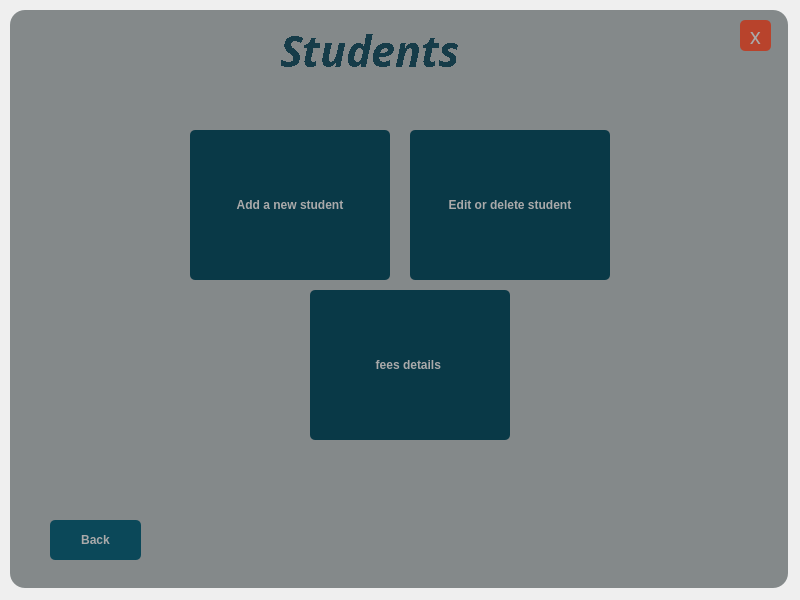
IxBahy/EDU-center-system, file UIs/students_1ui.ui: the form before one commit.
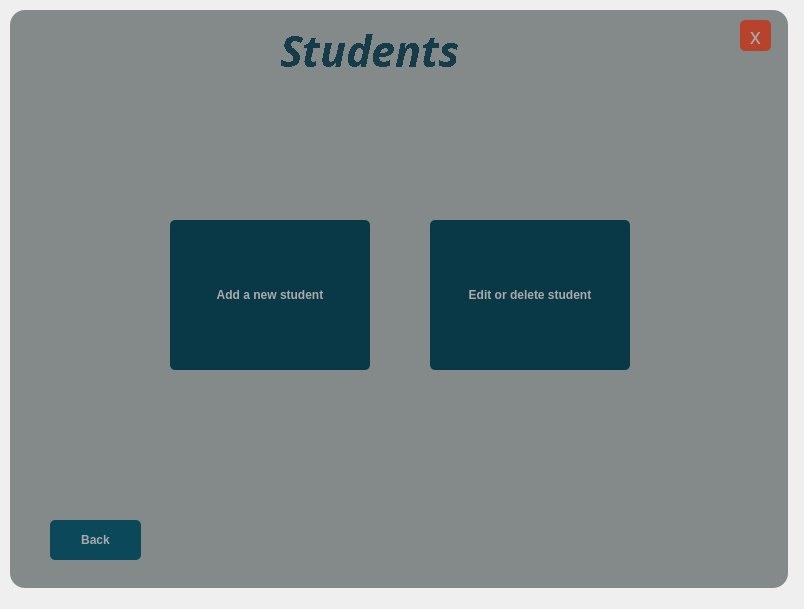
The form after the commit.

The edit to the form file:
```diff
--- a/UIs/students_1ui.ui
+++ b/UIs/students_1ui.ui
@@ -6,8 +6,8 @@
    <rect>
     <x>0</x>
     <y>0</y>
-    <width>800</width>
-    <height>600</height>
+    <width>804</width>
+    <height>609</height>
    </rect>
   </property>
   <property name="windowTitle">
@@ -128,8 +128,8 @@
     <widget class="QPushButton" name="add_studentButton">
      <property name="geometry">
       <rect>
-       <x>180</x>
-       <y>120</y>
+       <x>160</x>
+       <y>210</y>
        <width>200</width>
        <height>150</height>
       </rect>
@@ -169,8 +169,8 @@
     <widget class="QPushButton" name="edit_studentButton">
      <property name="geometry">
       <rect>
-       <x>400</x>
-       <y>120</y>
+       <x>420</x>
+       <y>210</y>
        <width>200</width>
        <height>150</height>
       </rect>
@@ -264,47 +264,6 @@
       <string>Back</string>
      </property>
     </widget>
-    <widget class="QPushButton" name="fees_button">
-     <property name="geometry">
-      <rect>
-       <x>300</x>
-       <y>280</y>
-       <width>200</width>
-       <height>150</height>
-      </rect>
-     </property>
-     <property name="font">
-      <font>
-       <pointsize>9</pointsize>
-       <weight>75</weight>
-       <bold>true</bold>
-      </font>
-     </property>
-     <property name="styleSheet">
-      <string notr="true">QPushButton#fees_button{
-	background-color: rgb(9, 57, 71);
-	border-radius:5px;
-color:rgb(170, 170, 170);
-}
-QPushButton#fees_button:hover{	
-	background-color: qlineargradient(spread:pad, x1:0.99, y1:1, x2:0, y2:0, stop:0.119403 rgba(19, 122, 150, 255), stop:0.791045 rgba(37, 44, 38, 255));
-	border-radius:5px;
-color:rgb(170, 170, 170);
-}
-QPushButton#fees_button:pressed{
-	padding-left:5px;
-padding-top:5px;
-	background-color: qlineargradient(spread:pad, x1:0.99, y1:1, x2:0, y2:0, stop:0.119403 rgba(4, 29, 36, 255), stop:0.791045 rgba(37, 44, 38, 255));
-	border-radius:5px;
-color:rgb(170, 170, 170);
-}
-
-</string>
-     </property>
-     <property name="text">
-      <string>fees details </string>
-     </property>
-    </widget>
    </widget>
   </widget>
  </widget>
```
